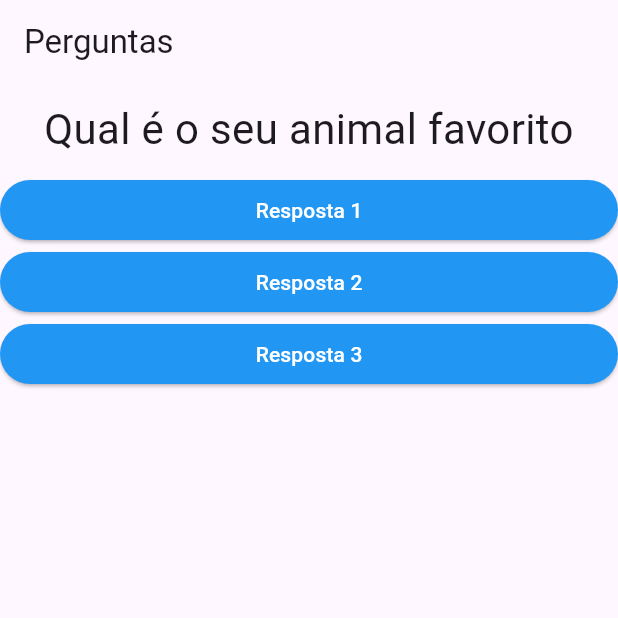
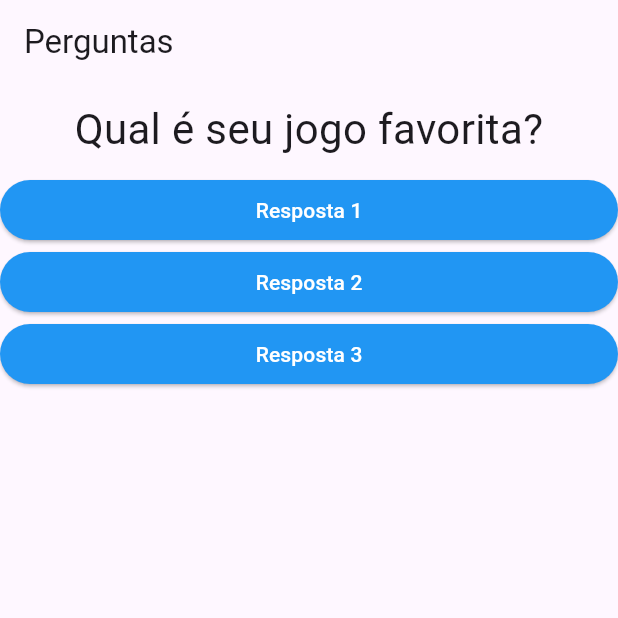
Before and after one commit to Wendelsena/FirstTest_Flutter, a Flutter app: the screen it shows after launch, after a tap on "Resposta 1", on a phone screen of 412 x 824 dp, the top half of it. Run offline on Flutter 3.47's test engine with Material 3 defaults, Android fonts, the phone set to English and light mode, and no system bars.

Commit message:
Atualizacao de Map

```diff
--- a/lib/main.dart
+++ b/lib/main.dart
@@ -20,9 +20,20 @@
 
   @override
   Widget build(BuildContext context) { // O método build é obrigatório em um StatelessWidget, e é onde a interface do widget é definida
-    final List<String> perguntas = [  // Declara uma lista de strings chamada 'perguntas'
-      'Qual sua cor favorita?',
-      'Qual é o seu animal favorito'
+    final perguntas = [  // Declara uma lista de strings chamada 'perguntas'
+      {
+        'texto' : 'Qual é sua cor favorita?',
+        'respostas' : ['Azul', 'Vermelho', 'Preto', 'Branco',],
+      },
+      {
+        'texto' : 'Qual é seu jogo favorita?',
+        'respostas' : ['Red Dead 2', 'GTA 5', 'The Witcher 3', 'Dark Souls'],
+      },
+      {
+        'texto' : 'Qual é seu anime favorito?',
+        'respostas' : ['One Piece', 'Naruto Shippuden', 'Cowboy Bebop', 'Jujutsu Kaisen',]
+      },
+
     ];
 
     return new MaterialApp(  // Retorna o widget MaterialApp, que é o widget raiz da sua aplicação
@@ -32,7 +43,7 @@
         ),
         body: Column( // Column é um widget que organiza seus filhos em uma coluna vertical
           children: <Widget>[
-            Questao(perguntas[_perguntaSelecionada]),  // Exibe o primeiro item da lista 'perguntas'
+            Questao(perguntas[_perguntaSelecionada]['texto'] as String),
             Resposta('Resposta 1', _responder), // Cria três botões elevados, cada um com um texto diferente
             Resposta('Resposta 2', _responder),
             Resposta('Resposta 3', _responder),
```
